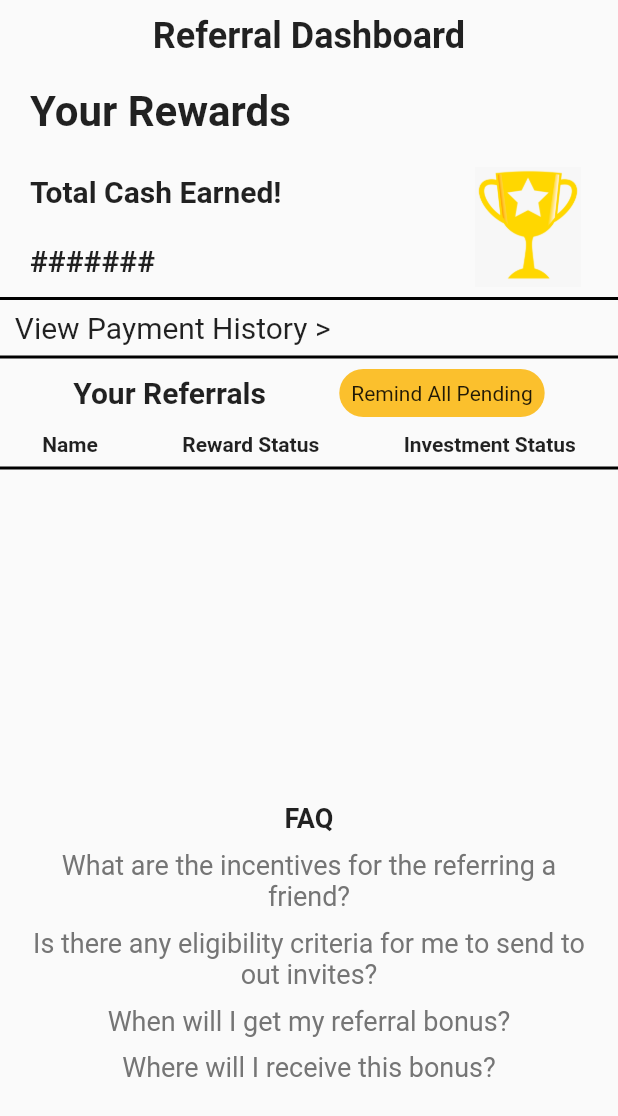
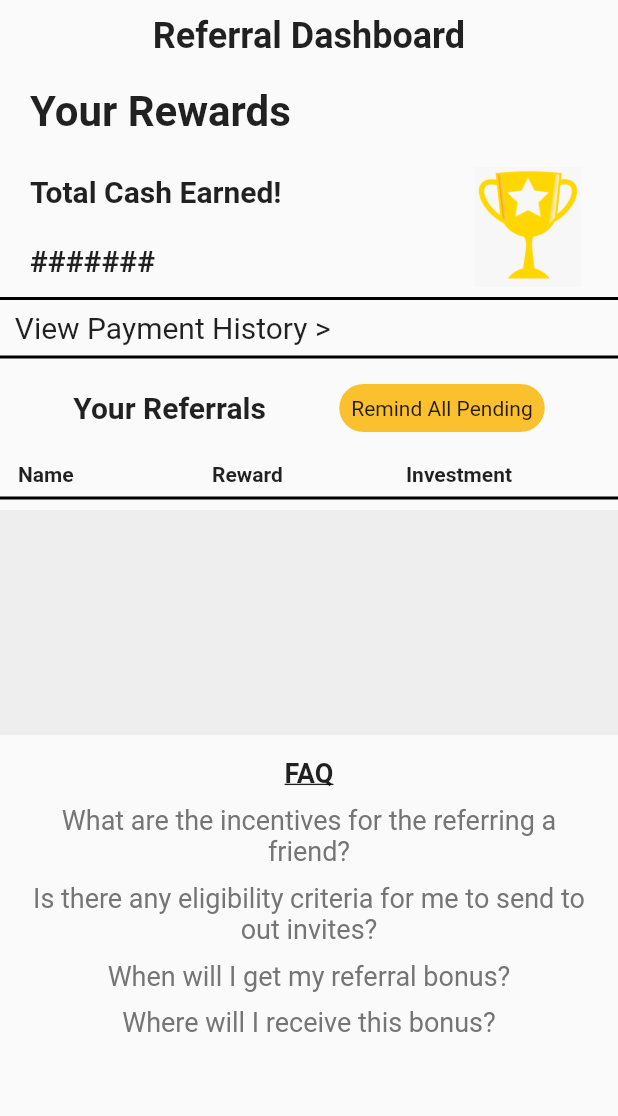
Before and after one commit to santanuagarwal01/bhive-assignment, a Flutter app: the DashboardPage screen opened by its route, on a phone screen of 412 x 824 dp. Shown: the top 1116 px of the screen. Run offline on Flutter 3.47's test engine with Material 2 defaults, Android fonts, the light colour scheme and no system bars; our stand-ins replace cloud_firestore, firebase_auth, firebase_core, firebase_dynamic_links, fluttertoast, get_it and 1 more; accounts and stored records are empty.

Commit message:
modified dashboard

```diff
--- a/lib/pages/dashboard_page.dart
+++ b/lib/pages/dashboard_page.dart
@@ -74,6 +74,7 @@ class DashboardPage extends StatelessWidget {
                 thickness: 2.0,
                 color: Colors.black,
               ),
+              const SizedBox(height: 10),
               Row(
                 mainAxisAlignment: MainAxisAlignment.spaceEvenly,
                 children: [
@@ -94,36 +95,45 @@ class DashboardPage extends StatelessWidget {
                   ),
                 ],
               ),
-              const SizedBox(height: 10),
-              Row(
-                mainAxisAlignment: MainAxisAlignment.spaceAround,
+              const SizedBox(height: 20),
+              Padding(
+                padding: const EdgeInsets.symmetric(horizontal: 12),
+                child: Row(
                   children: const [
-                  Text(
+                    Expanded(
+                      child: Text(
                         'Name',
                         style: TextStyle(
                           fontWeight: FontWeight.bold,
                         ),
                       ),
-                  Text(
-                    'Reward Status',
+                    ),
+                    Expanded(
+                      child: Text(
+                        'Reward',
                         style: TextStyle(
                           fontWeight: FontWeight.bold,
                         ),
                       ),
-                  Text(
-                    'Investment Status',
+                    ),
+                    Expanded(
+                      child: Text(
+                        'Investment',
                         style: TextStyle(
                           fontWeight: FontWeight.bold,
                         ),
                       ),
+                    ),
                   ],
+                ),
               ),
               const Divider(
                 thickness: 2.0,
                 color: Colors.black,
               ),
               Container(
-                  height: 200,
+                  color: Colors.grey[200],
+                  height: 150,
                   child: StreamBuilder<QuerySnapshot>(
                     stream: users,
                     builder: (BuildContext context,
@@ -144,14 +154,19 @@ class DashboardPage extends StatelessWidget {
                           if (data.docs[index]['referral'].toString() == uid) {
                             return Column(
                               children: [
-                                Row(
-                                  mainAxisAlignment:
-                                      MainAxisAlignment.spaceAround,
+                                Padding(
+                                  padding: const EdgeInsets.symmetric(
+                                      horizontal: 12),
+                                  child: Row(
                                     children: [
-                                    Text('${data.docs[index]['name']}'),
-                                    const Text('\t 10000'),
-                                    const Text('\t\tRBF-Myntra'),
+                                      Expanded(
+                                          child: Text(
+                                              '${data.docs[index]['name']}')),
+                                      const Expanded(child: Text('\t 10000')),
+                                      const Expanded(
+                                          child: Text('\t\tRBF-Myntra')),
                                     ],
+                                  ),
                                 ),
                                 const Divider(
                                     thickness: 2.0, color: Colors.black),
@@ -173,6 +188,7 @@ class DashboardPage extends StatelessWidget {
                       style: TextStyle(
                         fontWeight: FontWeight.bold,
                         fontSize: 18,
+                        decoration: TextDecoration.underline,
                       ),
                     ),
                     const SizedBox(height: 10),
```
Lines whose indentation alone changed are shown as unchanged.
